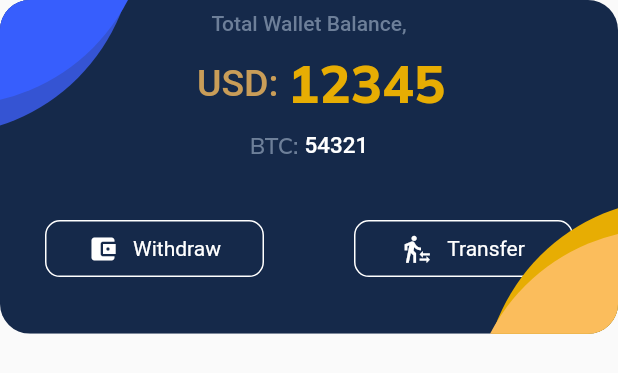
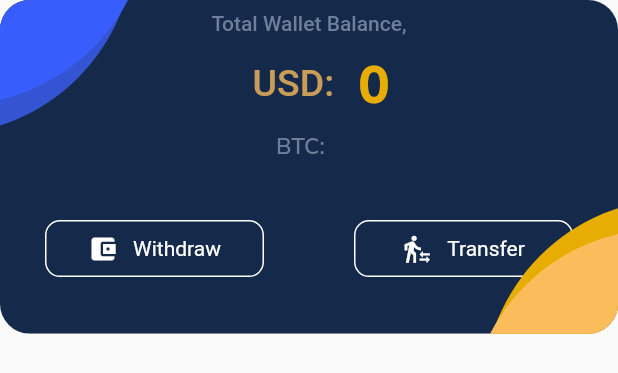
Before and after one commit to cliff-mvelase/bcm_alpha_app, a Flutter app: the BalanceCard widget shown alone on an empty page, opened directly with empty values, on a phone screen of 412 x 824 dp. Shown: the top 373 px of the screen. Run offline on Flutter 3.47's test engine with Material 2 defaults, Android fonts, the phone set to English and light mode, and no system bars; our stand-ins replace charts_flutter, dio, google_fonts, retrofit, shared_preferences, toast and 1 more; accounts and stored records are empty; generated files the repository leaves out were written again; network calls fail.

Commit message:
fixed balance card

```diff
--- a/lib/screens/balance_card.dart
+++ b/lib/screens/balance_card.dart
@@ -49,8 +49,7 @@ class _BalanceCardState extends State<BalanceCard> {
                               color: LightColor.yellow.withAlpha(200)),
                         ),
                         Text(
-                          // ' ${walletData["total"]}',
-                          "12345",
+                          ' ${widget.walletData["total"]}',
                           style: GoogleFonts.mulish(
                               textStyle: Theme.of(context).textTheme.headline4,
                               fontSize: 35,
@@ -72,8 +71,8 @@ class _BalanceCardState extends State<BalanceCard> {
                               color: LightColor.lightNavyBlue),
                         ),
                         Text(
-                          // ' ${walletData["total_btc"]} ',
-                          "54321",
+                          ' ${widget.walletData["total_btc"]} ',
+                          // "54321",
                           style: TextStyle(
                               fontSize: 15,
                               fontWeight: FontWeight.w500,
--- a/lib/screens/dashboard.dart
+++ b/lib/screens/dashboard.dart
@@ -17,7 +17,6 @@ import 'package:bcm_alpha_app/network/api_provider.dart';
 
 class Dashboard extends StatefulWidget {
   const Dashboard({Key? key}) : super(key: key);
-
   @override
   _DashboardState createState() => _DashboardState();
 }
```
Also changed, not shown: lib/screens/tabs_screen.dart (+6 -50 lines), lib/screens/transfer_tabs.dart (+1 -82 lines), lib/screens/withdrawal_tabs.dart (+5 -2 lines).
